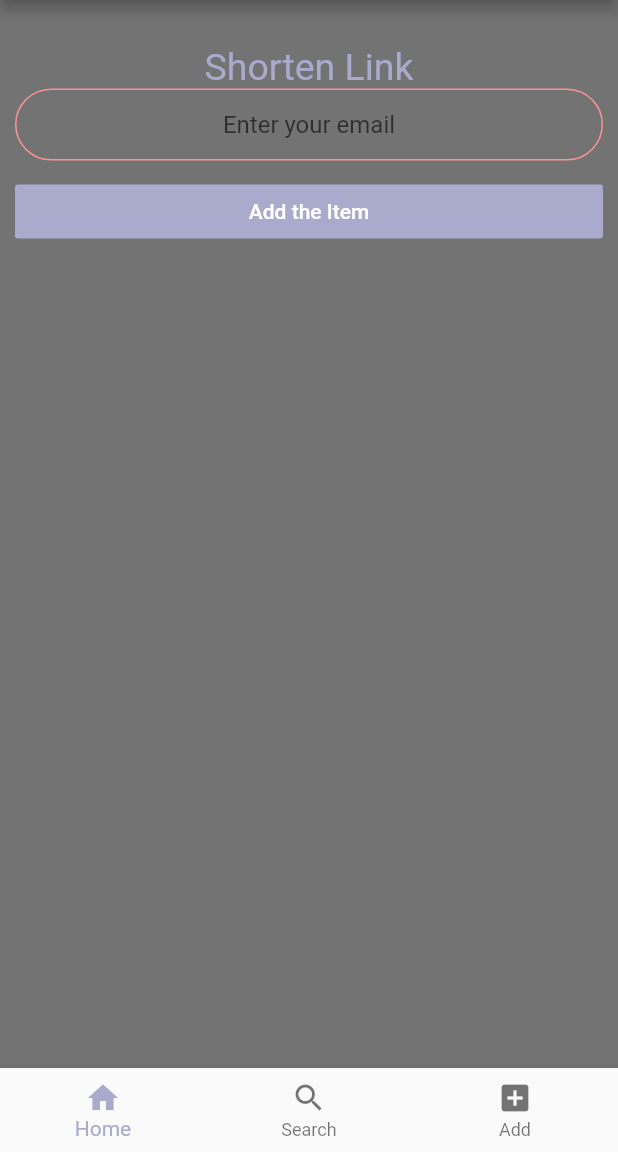
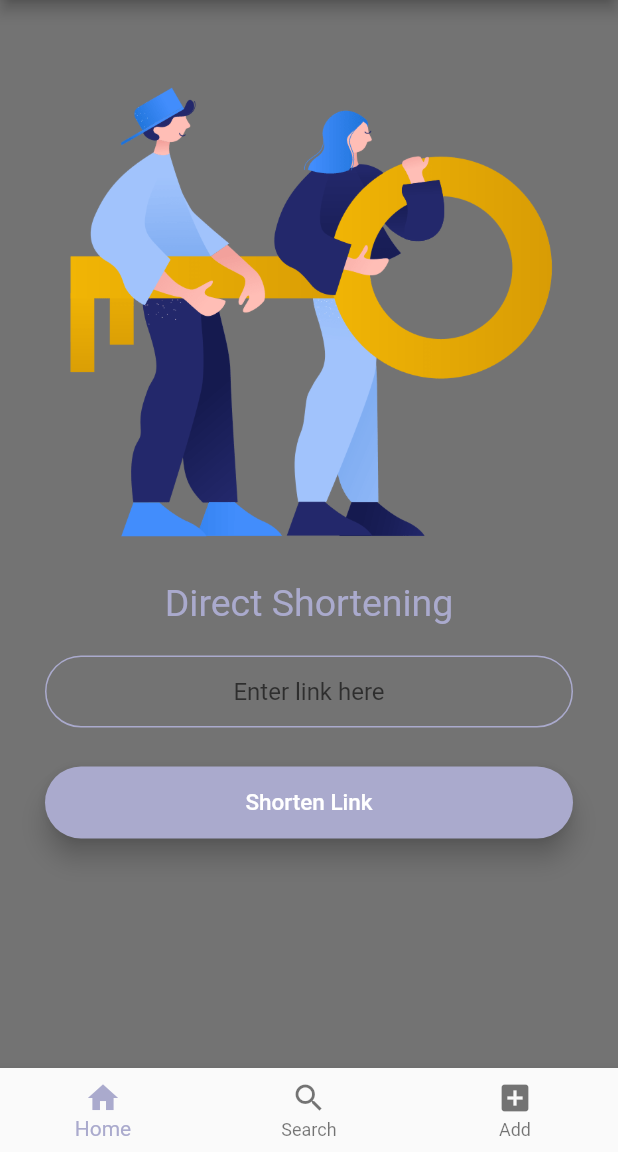
Before and after one commit to hygertai/kisa.co, a Flutter app: the DirectShortScreen screen opened by its route, on a phone screen of 412 x 824 dp, the part 84-1236 px from its top. Run offline on Flutter 3.47's test engine with Material 2 defaults, Android fonts, the phone set to English and light mode, and no system bars; our stand-ins replace google_nav_bar, modal_progress_hud.

Commit message:
modified direct shortening screen

```diff
--- a/kisa_co/lib/screens/constants.dart
+++ b/kisa_co/lib/screens/constants.dart
@@ -81,11 +81,11 @@ const kTextFieldDecorationLog = InputDecoration(
     borderRadius: BorderRadius.all(Radius.circular(32.0)),
   ),
   enabledBorder: OutlineInputBorder(
-    borderSide: BorderSide(color: kLightPinkColor, width: 1.0),
+    borderSide: BorderSide(color: kLightPurpleColor, width: 1.0),
     borderRadius: BorderRadius.all(Radius.circular(32.0)),
   ),
   focusedBorder: OutlineInputBorder(
-    borderSide: BorderSide(color: kLightPinkColor, width: 2.0),
+    borderSide: BorderSide(color: kLightPurpleColor, width: 2.0),
     borderRadius: BorderRadius.all(Radius.circular(32.0)),
   ),
 );
--- a/kisa_co/lib/screens/directShort_screen.dart
+++ b/kisa_co/lib/screens/directShort_screen.dart
@@ -1,6 +1,7 @@
 import 'package:flutter/cupertino.dart';
 import 'package:flutter/material.dart';
 import 'package:flutter/services.dart';
+import 'package:kisaco/components/rounded_button.dart';
 import 'constants.dart';
 
 class DirectShortScreen extends StatefulWidget {
@@ -25,41 +26,48 @@ class _DirectShortScreenState extends State<DirectShortScreen> {
             left: 10.0,
             right: 10.0,
           ),
+          child: Padding(
+            padding: const EdgeInsets.all(20.0),
             child: Column(
               crossAxisAlignment: CrossAxisAlignment.stretch,
               children: <Widget>[
+                Flexible(
+                  child: Container(
+                    child: Image(image: AssetImage('images/shorten.png')),
+                  ),
+                ),
+                SizedBox(
+                  height: 20.0,
+                ),
                 Text(
-                'Shorten Link',
+                  'Direct Shortening',
                   textAlign: TextAlign.center,
                   style: TextStyle(fontSize: 25.0, color: kLightPurpleColor),
                 ),
-              SizedBox(),
+                SizedBox(
+                  height: 20.0,
+                ),
                 TextField(
                   keyboardType: TextInputType.emailAddress,
                   textAlign: TextAlign.center,
                   onChanged: (value) {},
                   decoration: kTextFieldDecorationLog.copyWith(
-                    hintText: 'Enter your email'),
+                      hintText: 'Enter link here'),
                 ),
                 SizedBox(
                   height: 10.0,
                 ),
-              FlatButton(
-                child: Text(
-                  'Add the Item',
-                  style: TextStyle(
-                    color: Colors.white,
-                  ),
-                ),
-                color: kLightPurpleColor,
-                focusColor: kDarkestPurpleColor,
-                onPressed: () {
-//                Provider.of<UserModel>(context, listen: false)
-//                    .addItem(newItemString);
-                  Navigator.pop(context);
+                RoundedButton(
+                  title: 'Shorten Link',
+                  colour: kLightPurpleColor,
+                  onPressed: () async {
+                    setState(() {
+                      //set state here
+                    });
                   },
                 ),
               ],
+            ),
           ),
         ),
       ),
--- a/kisa_co/pubspec.yaml
+++ b/kisa_co/pubspec.yaml
@@ -62,6 +62,7 @@ flutter:
     - images/signup.png
     - images/login.png
     - images/cloud.png
+    - images/shorten.png
 
   # An image asset can refer to one or more resolution-specific "variants", see
   # https://flutter.dev/assets-and-images/#resolution-aware.
```
Also changed, not shown: kisa_co/images/shorten.png (added). Lines whose indentation alone changed are shown as unchanged.
